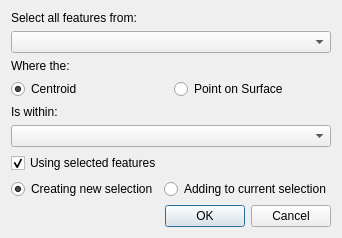
This is select_within_dialog_base.ui in HeikkiVesanto/SelectWithin as Qt 5 draws it before an edit. The edited form follows.
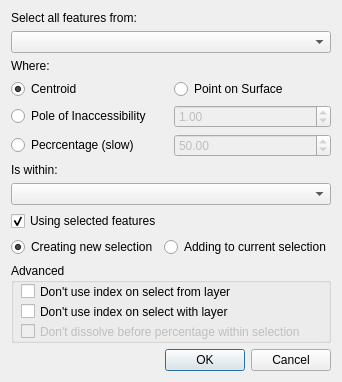
This is the edited form. Custom widgets are drawn as their Qt base class.

Commit message: Added mostly within selection

Diff of the .ui file:
```diff
--- a/select_within_dialog_base.ui
+++ b/select_within_dialog_base.ui
@@ -7,7 +7,7 @@
     <x>0</x>
     <y>0</y>
     <width>312</width>
-    <height>231</height>
+    <height>367</height>
    </rect>
   </property>
   <property name="windowTitle">
@@ -29,7 +29,7 @@
      <item>
       <widget class="QLabel" name="label_2">
        <property name="text">
-        <string>Where the:</string>
+        <string>Where:</string>
        </property>
       </widget>
      </item>
@@ -60,6 +60,78 @@
        </item>
       </layout>
      </item>
+     <item>
+      <layout class="QHBoxLayout" name="horizontalLayout_4">
+       <item>
+        <widget class="QRadioButton" name="poleOfInaccessibilityRadioButton">
+         <property name="minimumSize">
+          <size>
+           <width>130</width>
+           <height>0</height>
+          </size>
+         </property>
+         <property name="text">
+          <string>Pole of Inaccessibility</string>
+         </property>
+         <attribute name="buttonGroup">
+          <string notr="true">Where_Group</string>
+         </attribute>
+        </widget>
+       </item>
+       <item>
+        <widget class="QDoubleSpinBox" name="poiTolSpin">
+         <property name="enabled">
+          <bool>false</bool>
+         </property>
+         <property name="toolTip">
+          <string>Tolerance. Leave at 1.0 if unsure.</string>
+         </property>
+         <property name="suffix">
+          <string/>
+         </property>
+         <property name="minimum">
+          <double>0.010000000000000</double>
+         </property>
+         <property name="maximum">
+          <double>100000.000000000000000</double>
+         </property>
+         <property name="value">
+          <double>1.000000000000000</double>
+         </property>
+        </widget>
+       </item>
+      </layout>
+     </item>
+     <item>
+      <layout class="QHBoxLayout" name="horizontalLayout_5">
+       <item>
+        <widget class="QRadioButton" name="mostlyWithinRadioButton">
+         <property name="text">
+          <string>Pecrcentage (slow)</string>
+         </property>
+         <attribute name="buttonGroup">
+          <string notr="true">Where_Group</string>
+         </attribute>
+        </widget>
+       </item>
+       <item>
+        <widget class="QDoubleSpinBox" name="mostlySpin">
+         <property name="enabled">
+          <bool>false</bool>
+         </property>
+         <property name="minimum">
+          <double>0.010000000000000</double>
+         </property>
+         <property name="maximum">
+          <double>100.000000000000000</double>
+         </property>
+         <property name="value">
+          <double>50.000000000000000</double>
+         </property>
+        </widget>
+       </item>
+      </layout>
+     </item>
      <item>
       <widget class="QLabel" name="label_3">
        <property name="text">
@@ -107,6 +179,76 @@
        </item>
       </layout>
      </item>
+     <item>
+      <widget class="QGroupBox" name="Advanced">
+       <property name="sizePolicy">
+        <sizepolicy hsizetype="Preferred" vsizetype="Expanding">
+         <horstretch>0</horstretch>
+         <verstretch>0</verstretch>
+        </sizepolicy>
+       </property>
+       <property name="minimumSize">
+        <size>
+         <width>0</width>
+         <height>80</height>
+        </size>
+       </property>
+       <property name="title">
+        <string>Advanced</string>
+       </property>
+       <widget class="QCheckBox" name="noIndexSelectFrom">
+        <property name="geometry">
+         <rect>
+          <x>10</x>
+          <y>20</y>
+          <width>281</width>
+          <height>17</height>
+         </rect>
+        </property>
+        <property name="toolTip">
+         <string>Slower, but might be useful if errors occur.</string>
+        </property>
+        <property name="text">
+         <string>Don't use index on select from layer</string>
+        </property>
+       </widget>
+       <widget class="QCheckBox" name="noIndexSelectWith">
+        <property name="geometry">
+         <rect>
+          <x>10</x>
+          <y>40</y>
+          <width>281</width>
+          <height>17</height>
+         </rect>
+        </property>
+        <property name="toolTip">
+         <string>Slower, but might be useful if errors occur.</string>
+        </property>
+        <property name="text">
+         <string>Don't use index on select with layer</string>
+        </property>
+       </widget>
+       <widget class="QCheckBox" name="noDissolveSelectWith">
+        <property name="enabled">
+         <bool>false</bool>
+        </property>
+        <property name="geometry">
+         <rect>
+          <x>10</x>
+          <y>60</y>
+          <width>281</width>
+          <height>17</height>
+         </rect>
+        </property>
+        <property name="toolTip">
+         <string/>
+        </property>
+        <property name="text">
+         <string>Don't dissolve before percentage within selection</string>
+        </property>
+       </widget>
+      </widget>
+     </item>
      <item>
       <widget class="QDialogButtonBox" name="button_box">
        <property name="orientation">
@@ -117,19 +259,6 @@
        </property>
       </widget>
      </item>
-     <item>
-      <spacer name="verticalSpacer">
-       <property name="orientation">
-        <enum>Qt::Vertical</enum>
-       </property>
-       <property name="sizeHint" stdset="0">
-        <size>
-         <width>20</width>
-         <height>40</height>
-        </size>
-       </property>
-      </spacer>
-     </item>
     </layout>
    </item>
   </layout>
```
Left out of the diff: 26 changed lines with no effect on the pictures. The commit also changes 8 other files.
